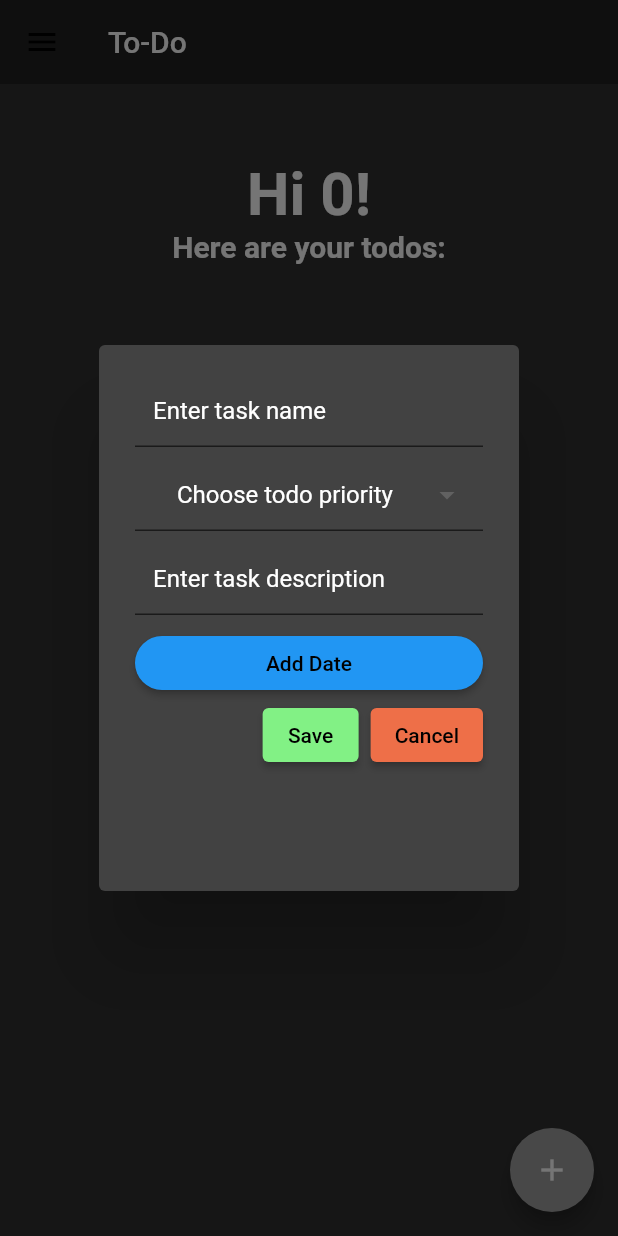
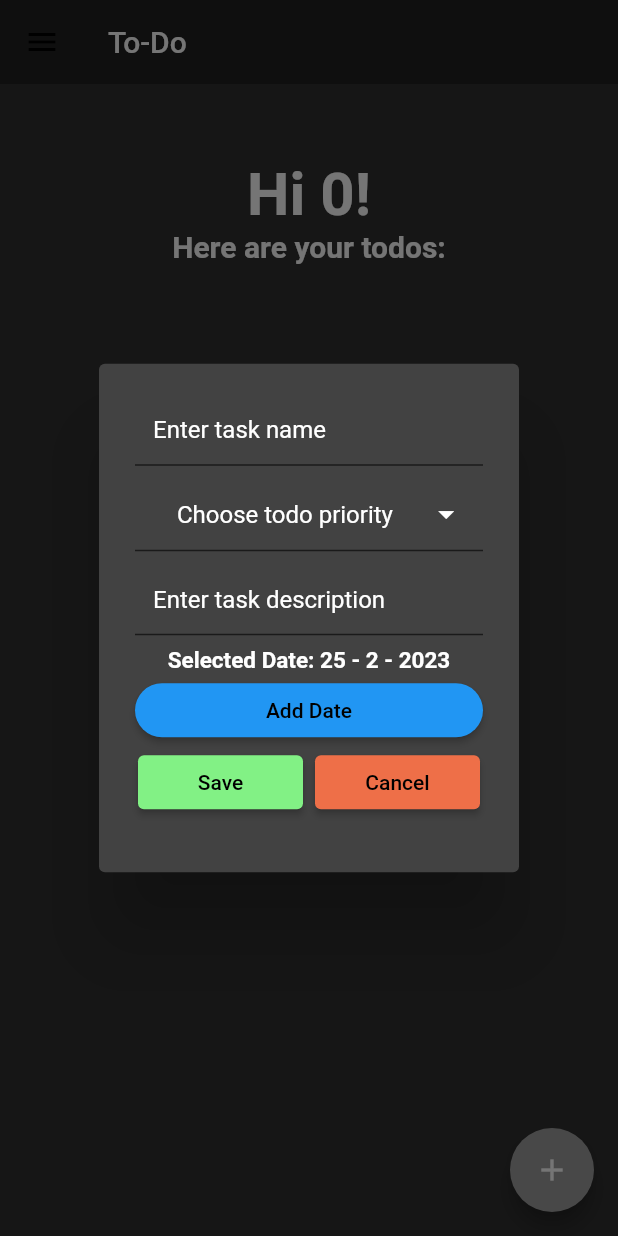
Before and after one commit to Hasith435/todo-app, a Flutter app: the HomePage screen opened directly, after a tap on the "add" icon, on a phone screen of 412 x 824 dp. Run offline on Flutter 3.47's test engine with Material 2 defaults, Android fonts, the phone set to English and light mode, and no system bars; our stand-ins replace after_layout, dropdown_button2, flutter_slidable, shared_preferences; missing offline and left inert: dart:ffi; accounts and stored records are empty.

Commit message:
fixed date bug and scroll bug
fixed the date bug where all tasks would have same date and fixed scroll bug

```diff
--- a/todo_app/lib/pages/completed_tasks.dart
+++ b/todo_app/lib/pages/completed_tasks.dart
@@ -22,7 +22,8 @@ class _CompletedTasksState extends State<CompletedTasks> {
         ),
         backgroundColor: Colors.grey[900],
       ),
-      body: Column(
+      body: SingleChildScrollView(
+        child: Column(
           crossAxisAlignment: CrossAxisAlignment.stretch,
           children: [
             const Padding(
@@ -40,6 +41,7 @@ class _CompletedTasksState extends State<CompletedTasks> {
             ),
             ListView.builder(
               shrinkWrap: true,
+              physics: const NeverScrollableScrollPhysics(),
               itemCount: completedTodos.length,
               itemBuilder: (context, index) {
                 return ToDoListCompleted(taskName: completedTodos[index][0]);
@@ -47,6 +49,7 @@ class _CompletedTasksState extends State<CompletedTasks> {
             ),
           ],
         ),
+      ),
     );
   }
 }
--- a/todo_app/lib/pages/home_page.dart
+++ b/todo_app/lib/pages/home_page.dart
@@ -1,8 +1,10 @@
 import 'dart:ffi';
 
 import 'package:flutter/material.dart';
+import 'package:flutter/scheduler.dart';
 import 'package:todo_app/pages/completed_tasks.dart';
 import 'package:todo_app/pages/priority_view.dart';
+import 'package:todo_app/utils/drawer.dart';
 import 'package:todo_app/utils/todo_list_container.dart';
 import 'package:todo_app/pages/completed_tasks.dart';
 import 'package:todo_app/utils/dialog_box.dart';
@@ -15,6 +17,9 @@ List toDoListObjects = [];
 List highPriority = [];
 List mediumPriority = [];
 List lowPriority = [];
+
+List todayTasks = [];
+List tommorowTasks = [];
 
 class HomePage extends StatefulWidget {
   const HomePage({super.key});
@@ -29,13 +34,21 @@ class _HomePageState extends State<HomePage> {
 
   bool displayTodosCompletedMsg = false;
 
-  void checkBoxChanged(bool? value, index) {
+  void checkBoxChanged(bool? value, index, priority) {
     setState(() {
       toDoListObjects[index][2] = !toDoListObjects[index][2];
 
       //adding the completed task into completed tasks list
       completedTodos.add(toDoListObjects[index]);
       toDoListObjects.removeAt(index);
+      debugPrint(priority.toString());
+      if (priority == "High") {
+        highPriority.removeAt(index);
+      } else if (priority == "Medium") {
+        mediumPriority.removeAt(index);
+      } else if (priority == "Low") {
+        lowPriority.removeAt(index);
+      }
     });
   }
 
@@ -48,7 +61,14 @@ class _HomePageState extends State<HomePage> {
   void saveNewTask() {
     setState(() {
       toDoListObjects.add(
-        [_controller.text, selectedValue, false, _controllerDescription.text],
+        [
+          _controller.text,
+          selectedValue,
+          false,
+          _controllerDescription.text,
+          "${dateTime.day} - ${dateTime.month} - ${dateTime.year}",
+          dateTime
+        ],
       );
 
       //high priority tasks
@@ -57,7 +77,9 @@ class _HomePageState extends State<HomePage> {
           _controller.text,
           selectedValue,
           false,
-          _controllerDescription.text
+          _controllerDescription.text,
+          "${dateTime.day} - ${dateTime.month} - ${dateTime.year}",
+          dateTime
         ]);
       }
 
@@ -67,7 +89,9 @@ class _HomePageState extends State<HomePage> {
           _controller.text,
           selectedValue,
           false,
-          _controllerDescription.text
+          _controllerDescription.text,
+          "${dateTime.day} - ${dateTime.month} - ${dateTime.year}",
+          dateTime
         ]);
 
         debugPrint('Medium: $mediumPriority');
@@ -79,7 +103,9 @@ class _HomePageState extends State<HomePage> {
           _controller.text,
           selectedValue,
           false,
-          _controllerDescription.text
+          _controllerDescription.text,
+          "${dateTime.day} - ${dateTime.month} - ${dateTime.year}",
+          dateTime
         ]);
 
         debugPrint('Medium: $lowPriority');
@@ -93,12 +119,16 @@ class _HomePageState extends State<HomePage> {
     Navigator.of(context).pop();
   }
 
-  void delTask(int index) {
+  void delTask(int index, priority) {
     setState(() {
       toDoListObjects.removeAt(index);
+      if (priority == "High") {
         highPriority.removeAt(index);
+      } else if (priority == "Medium") {
         mediumPriority.removeAt(index);
+      } else if (priority == "Low") {
         lowPriority.removeAt(index);
+      }
     });
   }
 
@@ -117,101 +147,7 @@ class _HomePageState extends State<HomePage> {
   @override
   Widget build(BuildContext context) {
     return Scaffold(
-      drawer: Drawer(
-        backgroundColor: Colors.grey.shade700,
-        child: ListView(
-          children: [
-            //put the account name and all the details here
-            const DrawerHeader(
-              decoration: BoxDecoration(color: Colors.black54),
-              child: Text(
-                "drawer header",
-                style: TextStyle(color: Colors.white),
-              ),
-            ),
-
-            //all todos button
-            Padding(
-              padding:
-                  const EdgeInsets.only(left: 16.0, right: 16.0, top: 16.0),
-              child: ElevatedButton.icon(
-                onPressed: () {
-                  Navigator.of(context)
-                      .push(MaterialPageRoute(builder: (BuildContext context) {
-                    return const HomePage();
-                  }));
-                },
-                icon: const Icon(Icons.tornado),
-                label: const Text("All Todos"),
-              ),
-            ),
-
-            //today button
-            Padding(
-              padding:
-                  const EdgeInsets.only(left: 16.0, right: 16.0, top: 16.0),
-              child: ElevatedButton.icon(
-                onPressed: () {},
-                icon: const Icon(Icons.today),
-                label: const Text("Today"),
-              ),
-            ),
-
-            //tommorrow button
-            Padding(
-              padding:
-                  const EdgeInsets.only(left: 16.0, right: 16.0, top: 16.0),
-              child: ElevatedButton.icon(
-                onPressed: () {},
-                icon: const Icon(Icons.turn_right),
-                label: const Text("Tommorow"),
-              ),
-            ),
-
-            //weekly button
-            Padding(
-              padding:
-                  const EdgeInsets.only(left: 16.0, right: 16.0, top: 16.0),
-              child: ElevatedButton.icon(
-                onPressed: () {},
-                icon: const Icon(Icons.calendar_view_week),
-                label: const Text("Weekly"),
-              ),
-            ),
-            //priority view button
-            Padding(
-              padding:
-                  const EdgeInsets.only(left: 16.0, right: 16.0, top: 16.0),
-              child: ElevatedButton.icon(
-                onPressed: () {
-                  Navigator.of(context)
-                      .push(MaterialPageRoute(builder: (BuildContext context) {
-                    return const PriorityView();
-                  }));
-                },
-                icon: const Icon(Icons.priority_high),
-                label: const Text("Priority View"),
-              ),
-            ),
-
-            //completed button
-            Padding(
-              padding:
-                  const EdgeInsets.only(left: 16.0, right: 16.0, top: 16.0),
-              child: ElevatedButton.icon(
-                onPressed: () {
-                  Navigator.of(context)
-                      .push(MaterialPageRoute(builder: (BuildContext context) {
-                    return const CompletedTasks();
-                  }));
-                },
-                icon: const Icon(Icons.check),
-                label: const Text("Completed"),
-              ),
-            ),
-          ],
-        ),
-      ),
+      drawer: const AppDrawer(),
       backgroundColor: const Color.fromARGB(255, 48, 48, 48),
       appBar: AppBar(
         title: const Text(
@@ -229,9 +165,8 @@ class _HomePageState extends State<HomePage> {
           color: Colors.white,
         ),
       ),
-      body: Column(
-        crossAxisAlignment: CrossAxisAlignment.center,
-        children: [
+      body: SingleChildScrollView(
+        child: Column(crossAxisAlignment: CrossAxisAlignment.center, children: [
           Padding(
             padding: const EdgeInsets.only(top: 50),
             child: Align(
@@ -257,8 +192,10 @@ class _HomePageState extends State<HomePage> {
           ),
 
           //builder to display all the todos
+
           ListView.builder(
             shrinkWrap: true,
+            physics: const NeverScrollableScrollPhysics(),
             itemCount: toDoListObjects.length,
             itemBuilder: (context, index) {
               return ToDoList(
@@ -266,10 +203,14 @@ class _HomePageState extends State<HomePage> {
                 priority: toDoListObjects[index][1],
                 taskCompleted: toDoListObjects[index][2],
                 description: toDoListObjects[index][3],
-                onChanged: (value) => checkBoxChanged(value, index),
-                onDel: (context) => delTask(index),
+                dueDate: toDoListObjects[index][4].toString(),
+                onChanged: (value) =>
+                    checkBoxChanged(value, index, toDoListObjects[index][1]),
+                onDel: (context) => delTask(index, toDoListObjects[index][1]),
               );
             },
+          ),
+        ]),
       ),
 
       // //displayed message when there are no todos
@@ -287,8 +228,6 @@ class _HomePageState extends State<HomePage> {
       // else ...[
       //   const Text("")
       // ],
-        ],
-      ),
     );
   }
 }
--- a/todo_app/lib/utils/dialog_box.dart
+++ b/todo_app/lib/utils/dialog_box.dart
@@ -4,9 +4,8 @@ import 'package:intl/intl.dart';
 
 String? selectedValue;
 bool showDate = false;
-DateTime _dateTime = DateTime(2023);
-String formattedDateTime =
-    "${_dateTime.day} - ${_dateTime.month} - ${_dateTime.year}";
+bool showDateOnAllTodos = false;
+DateTime dateTime = DateTime.now();
 
 class DialogBox extends StatelessWidget {
   final controller;
@@ -28,7 +27,7 @@ class DialogBox extends StatelessWidget {
       builder: (context, setState) => AlertDialog(
         backgroundColor: Colors.grey.shade800,
         content: SizedBox(
-          height: 320,
+          height: 295,
           width: 100,
           child: Column(
             children: [
@@ -53,13 +52,15 @@ class DialogBox extends StatelessWidget {
                 child: Align(
                     alignment: Alignment.centerLeft,
                     child: DropdownButtonFormField2(
+                      iconEnabledColor: Colors.white,
+                      iconSize: 25,
                       decoration: InputDecoration(
                         filled: true,
                         fillColor: Colors.grey.shade800,
                       ),
-                      dropdownDecoration: const BoxDecoration(
-                          borderRadius: BorderRadius.vertical(
-                              top: Radius.zero, bottom: Radius.circular(20))),
+                      dropdownDecoration: BoxDecoration(
+                          borderRadius: BorderRadius.circular(20),
+                          color: Colors.grey.shade700),
                       value: selectedValue,
                       onChanged: (value) {
                         setState(() {
@@ -73,7 +74,7 @@ class DialogBox extends StatelessWidget {
                                 child: Text(
                                   item,
                                   style: const TextStyle(
-                                      fontSize: 14, color: Colors.black),
+                                      fontSize: 14, color: Colors.white),
                                 ),
                               ))
                           .toList(),
@@ -101,25 +102,31 @@ class DialogBox extends StatelessWidget {
                 ),
               ),
 
-              if (showDate == true) ...[
-                Text("Selected Date: $formattedDateTime"),
-              ],
+              Text(
+                "Selected Date: ${dateTime.day} - ${dateTime.month} - ${dateTime.year}",
+                style: const TextStyle(
+                    color: Colors.white,
+                    fontWeight: FontWeight.bold,
+                    fontSize: 15),
+              ),
 
               //date picker
               SizedBox(
                 width: 3500,
                 child: ElevatedButton(
                   onPressed: () async {
-                    DateTime? _newDate = await showDatePicker(
+                    final DateTime? newDate = await showDatePicker(
                         context: context,
-                        initialDate: _dateTime,
-                        firstDate: _dateTime,
+                        initialDate: DateTime.now(),
+                        firstDate: DateTime.now(),
                         lastDate: DateTime(3000));
 
-                    if (_newDate != null) {
+                    if (newDate != null && newDate != dateTime) {
                       setState(() {
-                        _dateTime = _newDate;
+                        dateTime = newDate;
                         showDate = true;
+                        showDateOnAllTodos = true;
+                        debugPrint(dateTime.toString());
                       });
                     }
                   },
@@ -133,15 +140,18 @@ class DialogBox extends StatelessWidget {
 
               //save and cancel button
               Row(
-                mainAxisAlignment: MainAxisAlignment.end,
+                mainAxisAlignment: MainAxisAlignment.center,
                 children: [
                   //save button
-                  ElevatedButton(
+                  SizedBox(
+                    width: 110,
+                    child: ElevatedButton(
                       onPressed: onSave,
                       style: ElevatedButton.styleFrom(
                           backgroundColor:
                               const Color.fromARGB(255, 130, 241, 133)),
                       child: const Text('Save'),
+                    ),
                   ),
 
                   const SizedBox(
@@ -149,7 +159,9 @@ class DialogBox extends StatelessWidget {
                   ),
 
                   //cancel button
-                  ElevatedButton(
+                  SizedBox(
+                    width: 110,
+                    child: ElevatedButton(
                         onPressed: () {
                           Navigator.of(context).pop();
                           showDate == false;
@@ -157,7 +169,8 @@ class DialogBox extends StatelessWidget {
                         style: ElevatedButton.styleFrom(
                             backgroundColor:
                                 const Color.fromARGB(255, 238, 111, 72)),
-                      child: const Text('Cancel'))
+                        child: const Text('Cancel')),
+                  )
                 ],
               )
             ],
--- /dev/null
+++ b/todo_app/lib/utils/drawer.dart
@@ -0,0 +1,79 @@
+import 'package:flutter/material.dart';
+import 'dart:ffi';
+
+import 'package:flutter/scheduler.dart';
+import 'package:todo_app/pages/completed_tasks.dart';
+import 'package:todo_app/pages/priority_view.dart';
+import 'package:todo_app/utils/todo_list_container.dart';
+import 'package:todo_app/pages/completed_tasks.dart';
+import 'package:todo_app/utils/dialog_box.dart';
+import 'package:todo_app/pages/login_page.dart';
+import 'package:todo_app/pages/home_page.dart';
+
+class AppDrawer extends StatelessWidget {
+  const AppDrawer({super.key});
+
+  @override
+  Widget build(BuildContext context) {
+    return Drawer(
+      backgroundColor: Colors.grey.shade700,
+      child: ListView(
+        children: [
+          //put the account name and all the details here
+          const DrawerHeader(
+            decoration: BoxDecoration(color: Colors.black54),
+            child: Text(
+              "drawer header",
+              style: TextStyle(color: Colors.white),
+            ),
+          ),
+
+          //all todos button
+          Padding(
+            padding: const EdgeInsets.only(left: 16.0, right: 16.0, top: 16.0),
+            child: ElevatedButton.icon(
+              onPressed: () {
+                Navigator.of(context)
+                    .push(MaterialPageRoute(builder: (BuildContext context) {
+                  return const HomePage();
+                }));
+              },
+              icon: const Icon(Icons.tornado),
+              label: const Text("All Todos"),
+            ),
+          ),
+
+          //priority view button
+          Padding(
+            padding: const EdgeInsets.only(left: 16.0, right: 16.0, top: 16.0),
+            child: ElevatedButton.icon(
+              onPressed: () {
+                Navigator.of(context)
+                    .push(MaterialPageRoute(builder: (BuildContext context) {
+                  return const PriorityView();
+                }));
+              },
+              icon: const Icon(Icons.priority_high),
+              label: const Text("Priority View"),
+            ),
+          ),
+
+          //completed button
+          Padding(
+            padding: const EdgeInsets.only(left: 16.0, right: 16.0, top: 16.0),
+            child: ElevatedButton.icon(
+              onPressed: () {
+                Navigator.of(context)
+                    .push(MaterialPageRoute(builder: (BuildContext context) {
+                  return const CompletedTasks();
+                }));
+              },
+              icon: const Icon(Icons.check),
+              label: const Text("Completed"),
+            ),
+          ),
+        ],
+      ),
+    );
+  }
+}
```
Also changed, not shown: todo_app/lib/pages/priority_view.dart (+40 -9 lines), todo_app/lib/utils/todo_list_container.dart (+9 -5 lines). Lines whose indentation alone changed are shown as unchanged.
